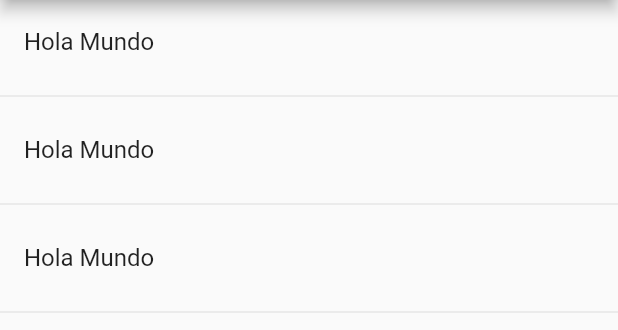
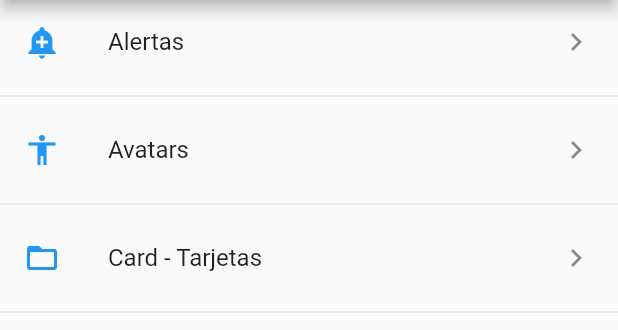
Before and after one commit to adanga89/Flutter, a Flutter app: the screen it shows after launch, on a phone screen of 412 x 824 dp, the part 84-414 px from its top. Run offline on Flutter 3.47's test engine with Material 2 defaults, Android fonts, the phone set to English and light mode, and no system bars.

Commit message:
carga de menu

```diff
--- /dev/null
+++ b/componentes/data/menu.json
@@ -0,0 +1,19 @@
+{
+    "nombreApp": "Componentes",
+    "rutas": [{
+            "ruta": "alert",
+            "icon": "add_alert",
+            "texto": "Alertas"
+        },
+        {
+            "ruta": "avatar",
+            "icon": "accessibility",
+            "texto": "Avatars"
+        },
+        {
+            "ruta": "card",
+            "icon": "folder_open",
+            "texto": "Card - Tarjetas"
+        }
+    ]
+}
--- a/componentes/lib/src/pages/home_page.dart
+++ b/componentes/lib/src/pages/home_page.dart
@@ -1,4 +1,6 @@
+import 'package:componentes/src/utils/icono_string_util.dart';
 import 'package:flutter/material.dart';
+import 'package:componentes/src/providers/menu_provider.dart';
 
 class HomePage extends StatelessWidget {
   @override
@@ -12,19 +14,49 @@ class HomePage extends StatelessWidget {
   }
 
   Widget _lista(){
-    return ListView(
-      children: _listaItems(),
+  //print(menuProvider.opciones);
+  //El siguiente método no es viable porque se crea la lista y después recupera los datos.
+  // menuProvider.cargarData().then((opciones) {
+  //   print( opciones );
+  // });
+  // return ListView(
+  //   children: _listaItems(),
+  // );
+
+  //Para la carga de datos es viable utilizar futureBuilder
+    return FutureBuilder(
+      future: menuProvider.cargarData(),
+      initialData: [],
+      builder: (context, AsyncSnapshot<List<dynamic>> snapshot){
+       return ListView(
+         children: _listaItems( snapshot.data ),
+       );
+      },
     );
   }
 
-  List<Widget> _listaItems() {
-    return [
-      ListTile( title: Text("Hola Mundo")),
-      Divider(),
-      ListTile( title: Text("Hola Mundo")),
-      Divider(),
-      ListTile( title: Text("Hola Mundo")),
-      Divider(),
-    ];
+  List<Widget> _listaItems(List<dynamic> data) {
+
+    final List<Widget> opciones = [];
+
+    data.forEach((opt) {
+      final wtemp = ListTile(
+        title: Text(opt['texto']),
+        //leading, asigna un widget al inicio
+        leading: getIcon( opt['icon']),
+        //trailing, asigna un widget al final del elemento
+        trailing: Icon( Icons.keyboard_arrow_right),
+        onTap: () {},
+      );
+
+      opciones..add(wtemp)
+              ..add(Divider());
+    });
+
+    return opciones;
   }
 }
+
+//Para agregar Recursos Físicos abrimos el pubspect.yaml, se descomenta la parte de asset y se agrega con un - NombreCarpeta/Archivo.extension
+
+//Convertir Json en un MAP es necesario importar 'dart:convert' y utilizar json.decode(data);
--- /dev/null
+++ b/componentes/lib/src/utils/icono_string_util.dart
@@ -0,0 +1,11 @@
+import 'package:flutter/material.dart';
+
+final _icons = <String, IconData>{
+  'add_alert' : Icons.add_alert,
+  'accessibility' : Icons.accessibility,
+  'folder_open' : Icons.folder_open,
+};
+
+Icon getIcon(String nombreIcono){
+  return Icon(_icons[nombreIcono],color: Colors.blue);
+}
--- a/componentes/pubspec.yaml
+++ b/componentes/pubspec.yaml
@@ -41,7 +41,8 @@ flutter:
   uses-material-design: true
 
   # To add assets to your application, add an assets section, like this:
-  # assets:
+  assets:
+    - data/menu.json
   #  - images/a_dot_burr.jpeg
   #  - images/a_dot_ham.jpeg
 
```
Also changed, not shown: componentes/lib/src/providers/menu_provider.dart (added, +26 -0 lines).
